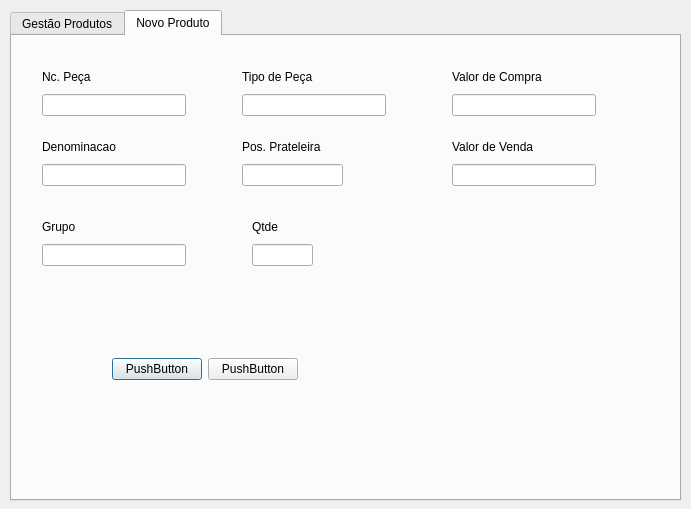
Old version of the form frm_gestaoesotque.ui in the repository ustop0/TCC.
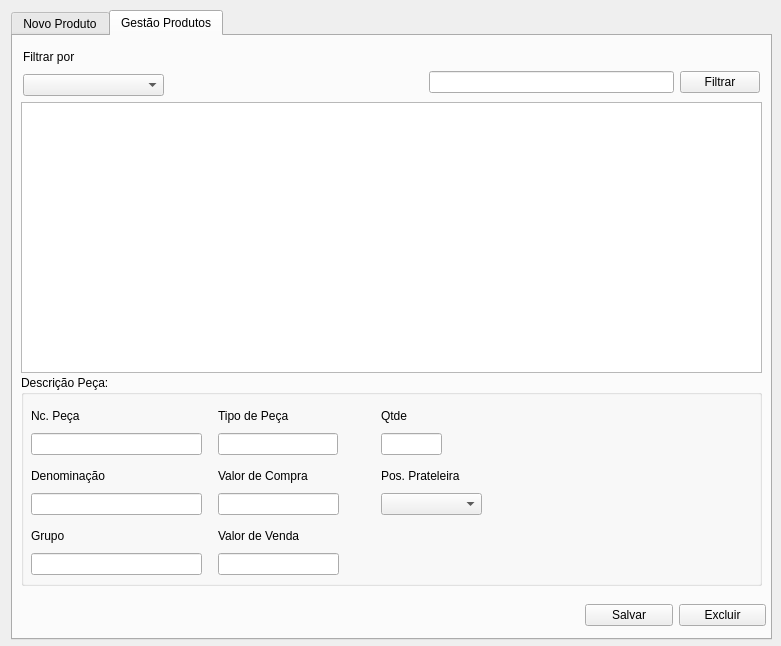
New version of the form. The open tabs and pages were chosen to show the change.

Commit message:
Inicio do desenvolvimento da tela de estoque
Desenvolvendo as funções dos table widgets de fornecedores e peças

Diff of the .ui file:
```diff
--- a/frm_gestaoesotque.ui
+++ b/frm_gestaoesotque.ui
@@ -6,8 +6,8 @@
    <rect>
     <x>0</x>
     <y>0</y>
-    <width>691</width>
-    <height>509</height>
+    <width>781</width>
+    <height>646</height>
    </rect>
   </property>
   <property name="windowTitle">
@@ -16,10 +16,10 @@
   <widget class="QTabWidget" name="tabWidget">
    <property name="geometry">
     <rect>
-     <x>10</x>
+     <x>11</x>
      <y>10</y>
-     <width>671</width>
-     <height>491</height>
+     <width>761</width>
+     <height>630</height>
     </rect>
    </property>
    <property name="currentIndex">
@@ -27,214 +27,581 @@
    </property>
    <widget class="QWidget" name="tab">
     <attribute name="title">
-     <string>Gestão Produtos</string>
+     <string>Novo Produto</string>
     </attribute>
+    <widget class="QWidget" name="layoutWidget_9">
+     <property name="geometry">
+      <rect>
+       <x>543</x>
+       <y>566</y>
+       <width>211</width>
+       <height>27</height>
+      </rect>
+     </property>
+     <layout class="QHBoxLayout" name="horizontalLayout_7">
+      <item>
+       <widget class="QPushButton" name="btn_nv_novo">
+        <property name="text">
+         <string>Novo</string>
+        </property>
+       </widget>
+      </item>
+      <item>
+       <widget class="QPushButton" name="btn_nv_salvar">
+        <property name="text">
+         <string>Salvar</string>
+        </property>
+       </widget>
+      </item>
+     </layout>
+    </widget>
+    <widget class="QGroupBox" name="groupBox">
+     <property name="geometry">
+      <rect>
+       <x>8</x>
+       <y>344</y>
+       <width>741</width>
+       <height>211</height>
+      </rect>
+     </property>
+     <property name="title">
+      <string>Descrição Peça:</string>
+     </property>
+     <widget class="QWidget" name="layoutWidget_5">
+      <property name="geometry">
+       <rect>
+        <x>10</x>
+        <y>92</y>
+        <width>171</width>
+        <height>50</height>
+       </rect>
+      </property>
+      <layout class="QVBoxLayout" name="verticalLayout">
+       <item>
+        <widget class="QLabel" name="label">
+         <property name="text">
+          <string>Nc. Peça</string>
+         </property>
+        </widget>
+       </item>
+       <item>
+        <widget class="QLineEdit" name="txt_nv_ncPeca"/>
+       </item>
+      </layout>
+     </widget>
+     <widget class="QWidget" name="layoutWidget_8">
+      <property name="geometry">
+       <rect>
+        <x>10</x>
+        <y>149</y>
+        <width>171</width>
+        <height>50</height>
+       </rect>
+      </property>
+      <layout class="QVBoxLayout" name="verticalLayout_2">
+       <item>
+        <widget class="QLabel" name="label_2">
+         <property name="text">
+          <string>Denominação</string>
+         </property>
+        </widget>
+       </item>
+       <item>
+        <widget class="QLineEdit" name="txt_nv_denominacao"/>
+       </item>
+      </layout>
+     </widget>
+     <widget class="QWidget" name="layoutWidget_6">
+      <property name="geometry">
+       <rect>
+        <x>196</x>
+        <y>30</y>
+        <width>171</width>
+        <height>50</height>
+       </rect>
+      </property>
+      <layout class="QVBoxLayout" name="verticalLayout_3">
+       <item>
+        <widget class="QLabel" name="label_3">
+         <property name="text">
+          <string>Grupo</string>
+         </property>
+        </widget>
+       </item>
+       <item>
+        <widget class="QLineEdit" name="txt_nv_grupo"/>
+       </item>
+      </layout>
+     </widget>
+     <widget class="QWidget" name="layoutWidget_2">
+      <property name="geometry">
+       <rect>
+        <x>197</x>
+        <y>92</y>
+        <width>120</width>
+        <height>50</height>
+       </rect>
+      </property>
+      <layout class="QVBoxLayout" name="verticalLayout_5">
+       <item>
+        <widget class="QLabel" name="label_9">
+         <property name="text">
+          <string>Tipo de Peça</string>
+         </property>
+        </widget>
+       </item>
+       <item>
+        <widget class="QLineEdit" name="txt_nv_tipoPeca"/>
+       </item>
+      </layout>
+     </widget>
+     <widget class="QWidget" name="layoutWidget_10">
+      <property name="geometry">
+       <rect>
+        <x>394</x>
+        <y>151</y>
+        <width>101</width>
+        <height>50</height>
+       </rect>
+      </property>
+      <layout class="QVBoxLayout" name="verticalLayout_7">
+       <item>
+        <widget class="QLabel" name="label_6">
+         <property name="text">
+          <string>Pos. Prateleira</string>
+         </property>
+        </widget>
+       </item>
+       <item>
+        <widget class="QComboBox" name="cb_nv_posicao_prateleira"/>
+       </item>
+      </layout>
+     </widget>
+     <widget class="QWidget" name="layoutWidget_7">
+      <property name="geometry">
+       <rect>
+        <x>393</x>
+        <y>92</y>
+        <width>61</width>
+        <height>50</height>
+       </rect>
+      </property>
+      <layout class="QVBoxLayout" name="verticalLayout_8">
+       <item>
+        <widget class="QLabel" name="label_5">
+         <property name="text">
+          <string>Qtde</string>
+         </property>
+        </widget>
+       </item>
+       <item>
+        <widget class="QLineEdit" name="txt_nv_qtde"/>
+       </item>
+      </layout>
+     </widget>
+     <widget class="QWidget" name="layoutWidget_3">
+      <property name="geometry">
+       <rect>
+        <x>392</x>
+        <y>30</y>
+        <width>121</width>
+        <height>50</height>
+       </rect>
+      </property>
+      <layout class="QVBoxLayout" name="verticalLayout_9">
+       <item>
+        <widget class="QLabel" name="label_4">
+         <property name="text">
+          <string>Valor de Venda</string>
+         </property>
+        </widget>
+       </item>
+       <item>
+        <widget class="QLineEdit" name="txt_nv_valorvenda"/>
+       </item>
+      </layout>
+     </widget>
+     <widget class="QWidget" name="layoutWidget_4">
+      <property name="geometry">
+       <rect>
+        <x>197</x>
+        <y>149</y>
+        <width>121</width>
+        <height>50</height>
+       </rect>
+      </property>
+      <layout class="QVBoxLayout" name="verticalLayout_4">
+       <item>
+        <widget class="QLabel" name="label_8">
+         <property name="text">
+          <string>Valor de Compra</string>
+         </property>
+        </widget>
+       </item>
+       <item>
+        <widget class="QLineEdit" name="txt_nv_valorcompra"/>
+       </item>
+      </layout>
+     </widget>
+     <widget class="QWidget" name="">
+      <property name="geometry">
+       <rect>
+        <x>10</x>
+        <y>30</y>
+        <width>131</width>
+        <height>50</height>
+       </rect>
+      </property>
+      <layout class="QVBoxLayout" name="verticalLayout_19">
+       <item>
+        <widget class="QLabel" name="label_19">
+         <property name="text">
+          <string>Código Fonecedor:</string>
+         </property>
+        </widget>
+       </item>
+       <item>
+        <widget class="QLineEdit" name="txt_nv_codigoFornecedor">
+         <property name="enabled">
+          <bool>false</bool>
+         </property>
+        </widget>
+       </item>
+      </layout>
+     </widget>
+    </widget>
+    <widget class="QTableWidget" name="tw_nv_listafornecedores">
+     <property name="geometry">
+      <rect>
+       <x>8</x>
+       <y>71</y>
+       <width>741</width>
+       <height>271</height>
+      </rect>
+     </property>
+    </widget>
+    <widget class="QWidget" name="layoutWidget_16">
+     <property name="geometry">
+      <rect>
+       <x>10</x>
+       <y>15</y>
+       <width>141</width>
+       <height>50</height>
+      </rect>
+     </property>
+     <layout class="QVBoxLayout" name="verticalLayout_6">
+      <item>
+       <widget class="QLabel" name="label_7">
+        <property name="text">
+         <string>Filtrar por</string>
+        </property>
+       </widget>
+      </item>
+      <item>
+       <widget class="QComboBox" name="cb_nv_filtrar"/>
+      </item>
+     </layout>
+    </widget>
+    <widget class="QWidget" name="layoutWidget_17">
+     <property name="geometry">
+      <rect>
+       <x>416</x>
+       <y>38</y>
+       <width>331</width>
+       <height>27</height>
+      </rect>
+     </property>
+     <layout class="QHBoxLayout" name="horizontalLayout">
+      <item>
+       <widget class="QLineEdit" name="txt_nv_filtrar"/>
+      </item>
+      <item>
+       <widget class="QPushButton" name="btn_nv_filtrar">
+        <property name="text">
+         <string>Filtrar</string>
+        </property>
+       </widget>
+      </item>
+     </layout>
+    </widget>
+    <zorder>groupBox</zorder>
+    <zorder>layoutWidget_9</zorder>
+    <zorder>tw_nv_listafornecedores</zorder>
+    <zorder>layoutWidget_16</zorder>
+    <zorder>layoutWidget_17</zorder>
    </widget>
    <widget class="QWidget" name="tab_2">
     <attribute name="title">
-     <string>Novo Produto</string>
+     <string>Gestão Produtos</string>
     </attribute>
     <widget class="QWidget" name="layoutWidget">
      <property name="geometry">
       <rect>
-       <x>100</x>
-       <y>320</y>
-       <width>186</width>
+       <x>572</x>
+       <y>566</y>
+       <width>181</width>
        <height>27</height>
       </rect>
      </property>
-     <layout class="QHBoxLayout" name="horizontalLayout">
+     <layout class="QHBoxLayout" name="horizontalLayout_2">
       <item>
-       <widget class="QPushButton" name="pushButton">
+       <widget class="QPushButton" name="btn_ge_salvar">
         <property name="text">
-         <string>PushButton</string>
+         <string>Salvar</string>
         </property>
        </widget>
       </item>
       <item>
-       <widget class="QPushButton" name="pushButton_2">
+       <widget class="QPushButton" name="btn_ge_excluir">
         <property name="text">
-         <string>PushButton</string>
+         <string>Excluir</string>
         </property>
        </widget>
       </item>
      </layout>
     </widget>
-    <widget class="QWidget" name="layoutWidget_2">
+    <widget class="QTableWidget" name="tw_ge_listapecas">
      <property name="geometry">
       <rect>
-       <x>230</x>
-       <y>30</y>
-       <width>144</width>
-       <height>50</height>
+       <x>8</x>
+       <y>66</y>
+       <width>741</width>
+       <height>271</height>
       </rect>
      </property>
-     <layout class="QVBoxLayout" name="verticalLayout_5">
-      <item>
-       <widget class="QLabel" name="label_9">
-        <property name="text">
-         <string>Tipo de Peça</string>
-        </property>
-       </widget>
-      </item>
-      <item>
-       <widget class="QLineEdit" name="lineEdit_9"/>
-      </item>
-     </layout>
     </widget>
-    <widget class="QWidget" name="layoutWidget_3">
+    <widget class="QWidget" name="layoutWidget_18">
      <property name="geometry">
       <rect>
-       <x>440</x>
-       <y>100</y>
-       <width>144</width>
+       <x>10</x>
+       <y>10</y>
+       <width>141</width>
        <height>50</height>
       </rect>
      </property>
-     <layout class="QVBoxLayout" name="verticalLayout_9">
+     <layout class="QVBoxLayout" name="verticalLayout_10">
       <item>
-       <widget class="QLabel" name="label_4">
+       <widget class="QLabel" name="label_10">
         <property name="text">
-         <string>Valor de Venda</string>
+         <string>Filtrar por</string>
         </property>
        </widget>
       </item>
       <item>
-       <widget class="QLineEdit" name="lineEdit_5"/>
+       <widget class="QComboBox" name="cb_ge_filtrar"/>
       </item>
      </layout>
     </widget>
-    <widget class="QWidget" name="layoutWidget_4">
+    <widget class="QWidget" name="layoutWidget_19">
      <property name="geometry">
       <rect>
-       <x>440</x>
-       <y>30</y>
-       <width>144</width>
-       <height>50</height>
+       <x>416</x>
+       <y>33</y>
+       <width>331</width>
+       <height>27</height>
       </rect>
      </property>
-     <layout class="QVBoxLayout" name="verticalLayout_4">
+     <layout class="QHBoxLayout" name="horizontalLayout_3">
       <item>
-       <widget class="QLabel" name="label_8">
-        <property name="text">
-         <string>Valor de Compra</string>
-        </property>
-       </widget>
+       <widget class="QLineEdit" name="txt_ge_filtrar"/>
       </item>
       <item>
-       <widget class="QLineEdit" name="lineEdit_4"/>
-      </item>
-     </layout>
-    </widget>
-    <widget class="QWidget" name="layoutWidget_5">
-     <property name="geometry">
-      <rect>
-       <x>30</x>
-       <y>30</y>
-       <width>144</width>
-       <height>50</height>
-      </rect>
-     </property>
-     <layout class="QVBoxLayout" name="verticalLayout">
-      <item>
-       <widget class="QLabel" name="label">
+       <widget class="QPushButton" name="btn_ge_filtrar">
         <property name="text">
-         <string>Nc. Peça</string>
+         <string>Filtrar</string>
         </property>
        </widget>
       </item>
-      <item>
-       <widget class="QLineEdit" name="lineEdit"/>
-      </item>
      </layout>
     </widget>
-    <widget class="QWidget" name="layoutWidget_6">
+    <widget class="QGroupBox" name="groupBox_2">
      <property name="geometry">
       <rect>
-       <x>30</x>
-       <y>180</y>
-       <width>144</width>
-       <height>50</height>
+       <x>8</x>
+       <y>339</y>
+       <width>741</width>
+       <height>211</height>
       </rect>
      </property>
-     <layout class="QVBoxLayout" name="verticalLayout_3">
-      <item>
-       <widget class="QLabel" name="label_3">
-        <property name="text">
-         <string>Grupo</string>
-        </property>
-       </widget>
-      </item>
-      <item>
-       <widget class="QLineEdit" name="lineEdit_3"/>
-      </item>
-     </layout>
-    </widget>
-    <widget class="QWidget" name="layoutWidget_7">
-     <property name="geometry">
-      <rect>
-       <x>240</x>
-       <y>180</y>
-       <width>61</width>
-       <height>50</height>
-      </rect>
+     <property name="title">
+      <string>Descrição Peça:</string>
      </property>
-     <layout class="QVBoxLayout" name="verticalLayout_8">
-      <item>
-       <widget class="QLabel" name="label_5">
-        <property name="text">
-         <string>Qtde</string>
-        </property>
-       </widget>
-      </item>
-      <item>
-       <widget class="QLineEdit" name="lineEdit_6"/>
-      </item>
-     </layout>
-    </widget>
-    <widget class="QWidget" name="layoutWidget_8">
-     <property name="geometry">
-      <rect>
-       <x>30</x>
-       <y>100</y>
-       <width>144</width>
-       <height>50</height>
-      </rect>
-     </property>
-     <layout class="QVBoxLayout" name="verticalLayout_2">
-      <item>
-       <widget class="QLabel" name="label_2">
-        <property name="text">
-         <string>Denominacao</string>
-        </property>
-       </widget>
-      </item>
-      <item>
-       <widget class="QLineEdit" name="lineEdit_2"/>
-      </item>
-     </layout>
-    </widget>
-    <widget class="QWidget" name="layoutWidget_10">
-     <property name="geometry">
-      <rect>
-       <x>230</x>
-       <y>100</y>
-       <width>101</width>
-       <height>50</height>
-      </rect>
-     </property>
-     <layout class="QVBoxLayout" name="verticalLayout_7">
-      <item>
-       <widget class="QLabel" name="label_6">
-        <property name="text">
-         <string>Pos. Prateleira</string>
-        </property>
-       </widget>
-      </item>
-      <item>
-       <widget class="QLineEdit" name="lineEdit_7"/>
-      </item>
-     </layout>
+     <widget class="QWidget" name="layoutWidget_11">
+      <property name="geometry">
+       <rect>
+        <x>10</x>
+        <y>30</y>
+        <width>171</width>
+        <height>50</height>
+       </rect>
+      </property>
+      <layout class="QVBoxLayout" name="verticalLayout_11">
+       <item>
+        <widget class="QLabel" name="label_11">
+         <property name="text">
+          <string>Nc. Peça</string>
+         </property>
+        </widget>
+       </item>
+       <item>
+        <widget class="QLineEdit" name="txt_ge_ncPeca"/>
+       </item>
+      </layout>
+     </widget>
+     <widget class="QWidget" name="layoutWidget_12">
+      <property name="geometry">
+       <rect>
+        <x>10</x>
+        <y>90</y>
+        <width>171</width>
+        <height>50</height>
+       </rect>
+      </property>
+      <layout class="QVBoxLayout" name="verticalLayout_12">
+       <item>
+        <widget class="QLabel" name="label_12">
+         <property name="text">
+          <string>Denominação</string>
+         </property>
+        </widget>
+       </item>
+       <item>
+        <widget class="QLineEdit" name="txt_ge_denominacao"/>
+       </item>
+      </layout>
+     </widget>
+     <widget class="QWidget" name="layoutWidget_13">
+      <property name="geometry">
+       <rect>
+        <x>10</x>
+        <y>150</y>
+        <width>171</width>
+        <height>50</height>
+       </rect>
+      </property>
+      <layout class="QVBoxLayout" name="verticalLayout_13">
+       <item>
+        <widget class="QLabel" name="label_13">
+         <property name="text">
+          <string>Grupo</string>
+         </property>
+        </widget>
+       </item>
+       <item>
+        <widget class="QLineEdit" name="txt_ge_grupo"/>
+       </item>
+      </layout>
+     </widget>
+     <widget class="QWidget" name="layoutWidget_14">
+      <property name="geometry">
+       <rect>
+        <x>197</x>
+        <y>30</y>
+        <width>120</width>
+        <height>50</height>
+       </rect>
+      </property>
+      <layout class="QVBoxLayout" name="verticalLayout_14">
+       <item>
+        <widget class="QLabel" name="label_14">
+         <property name="text">
+          <string>Tipo de Peça</string>
+         </property>
+        </widget>
+       </item>
+       <item>
+        <widget class="QLineEdit" name="txt_ge_tipoPeca"/>
+       </item>
+      </layout>
+     </widget>
+     <widget class="QWidget" name="layoutWidget_15">
+      <property name="geometry">
+       <rect>
+        <x>360</x>
+        <y>90</y>
+        <width>101</width>
+        <height>50</height>
+       </rect>
+      </property>
+      <layout class="QVBoxLayout" name="verticalLayout_15">
+       <item>
+        <widget class="QLabel" name="label_15">
+         <property name="text">
+          <string>Pos. Prateleira</string>
+         </property>
+        </widget>
+       </item>
+       <item>
+        <widget class="QComboBox" name="cb_ge_posicao_prateleira"/>
+       </item>
+      </layout>
+     </widget>
+     <widget class="QWidget" name="layoutWidget_20">
+      <property name="geometry">
+       <rect>
+        <x>360</x>
+        <y>30</y>
+        <width>61</width>
+        <height>50</height>
+       </rect>
+      </property>
+      <layout class="QVBoxLayout" name="verticalLayout_16">
+       <item>
+        <widget class="QLabel" name="label_16">
+         <property name="text">
+          <string>Qtde</string>
+         </property>
+        </widget>
+       </item>
+       <item>
+        <widget class="QLineEdit" name="txt_ge_qtde"/>
+       </item>
+      </layout>
+     </widget>
+     <widget class="QWidget" name="layoutWidget_21">
+      <property name="geometry">
+       <rect>
+        <x>197</x>
+        <y>150</y>
+        <width>121</width>
+        <height>50</height>
+       </rect>
+      </property>
+      <layout class="QVBoxLayout" name="verticalLayout_17">
+       <item>
+        <widget class="QLabel" name="label_17">
+         <property name="text">
+          <string>Valor de Venda</string>
+         </property>
+        </widget>
+       </item>
+       <item>
+        <widget class="QLineEdit" name="txt_ge_valorvenda"/>
+       </item>
+      </layout>
+     </widget>
+     <widget class="QWidget" name="layoutWidget_22">
+      <property name="geometry">
+       <rect>
+        <x>197</x>
+        <y>90</y>
+        <width>121</width>
+        <height>50</height>
+       </rect>
+      </property>
+      <layout class="QVBoxLayout" name="verticalLayout_18">
+       <item>
+        <widget class="QLabel" name="label_18">
+         <property name="text">
+          <string>Valor de Compra</string>
+         </property>
+        </widget>
+       </item>
+       <item>
+        <widget class="QLineEdit" name="txt_ge_valorcompra"/>
+       </item>
+      </layout>
+     </widget>
     </widget>
    </widget>
   </widget>
```
Left out of the diff: 2 changed lines with no effect on the pictures. The commit also changes 4 other files.
